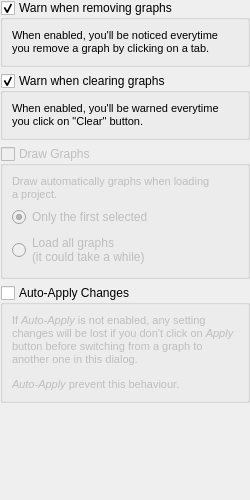
This is ui/generalpage.ui in romeoxbm/depgraphv as Qt 5 draws it before an edit. The edited form follows.
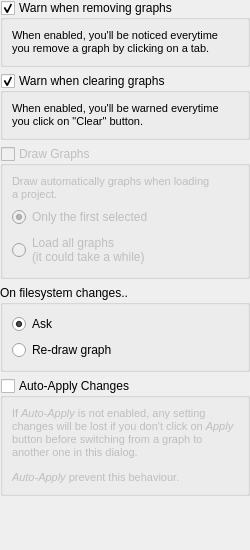
This is the edited form.

Commit message: -  Users can now choose if automatically redraw (or not) graphs on file system changes;

Patch:
```diff
--- a/ui/generalpage.ui
+++ b/ui/generalpage.ui
@@ -7,19 +7,19 @@
     <x>0</x>
     <y>0</y>
     <width>250</width>
-    <height>500</height>
+    <height>550</height>
    </rect>
   </property>
   <property name="minimumSize">
    <size>
     <width>250</width>
-    <height>500</height>
+    <height>550</height>
    </size>
   </property>
   <property name="maximumSize">
    <size>
     <width>16777215</width>
-    <height>500</height>
+    <height>550</height>
    </size>
   </property>
   <property name="windowTitle">
@@ -182,6 +182,35 @@
         </layout>
        </widget>
       </item>
+      <item>
+       <widget class="QGroupBox" name="onFileSystemChanges">
+        <property name="title">
+         <string>On filesystem changes..</string>
+        </property>
+        <property name="checkable">
+         <bool>false</bool>
+        </property>
+        <layout class="QFormLayout" name="formLayout_2">
+         <item row="1" column="0" colspan="2">
+          <widget class="QRadioButton" name="fileSystemRedrawRadio">
+           <property name="text">
+            <string>Re-draw graph</string>
+           </property>
+          </widget>
+         </item>
+         <item row="0" column="0">
+          <widget class="QRadioButton" name="fileSystemAskRadio">
+           <property name="text">
+            <string>Ask</string>
+           </property>
+           <property name="checked">
+            <bool>true</bool>
+           </property>
+          </widget>
+         </item>
+        </layout>
+       </widget>
+      </item>
       <item>
        <widget class="QGroupBox" name="autoApplyChanges">
         <property name="title">
```
The commit also changes 5 other files.
